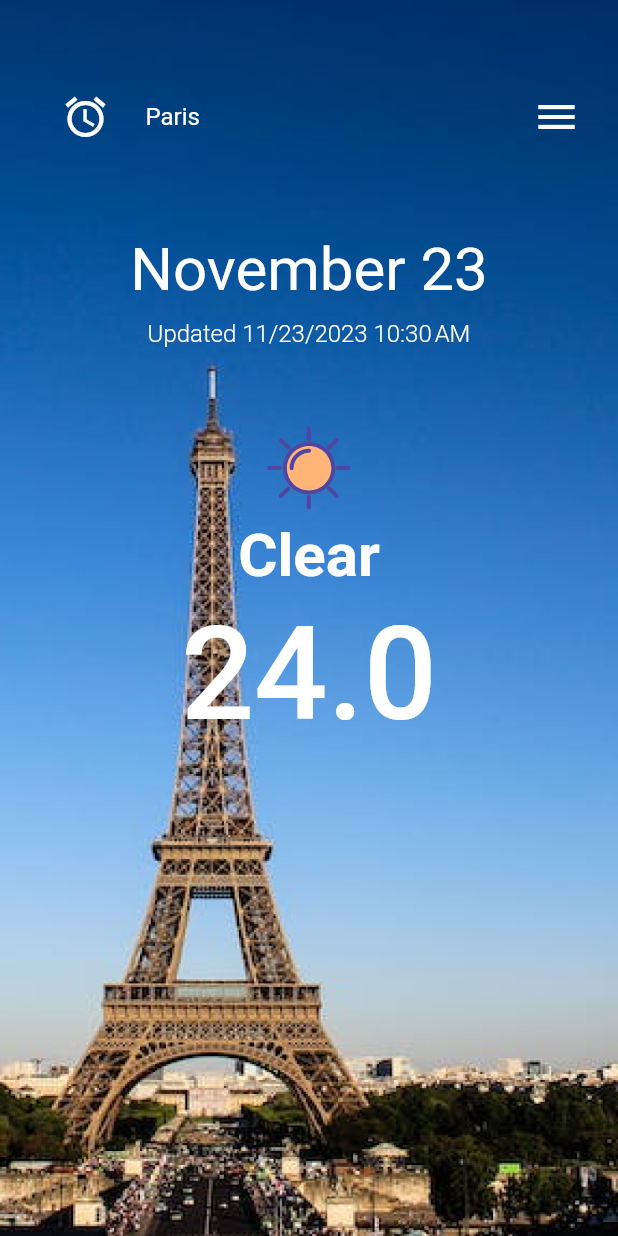
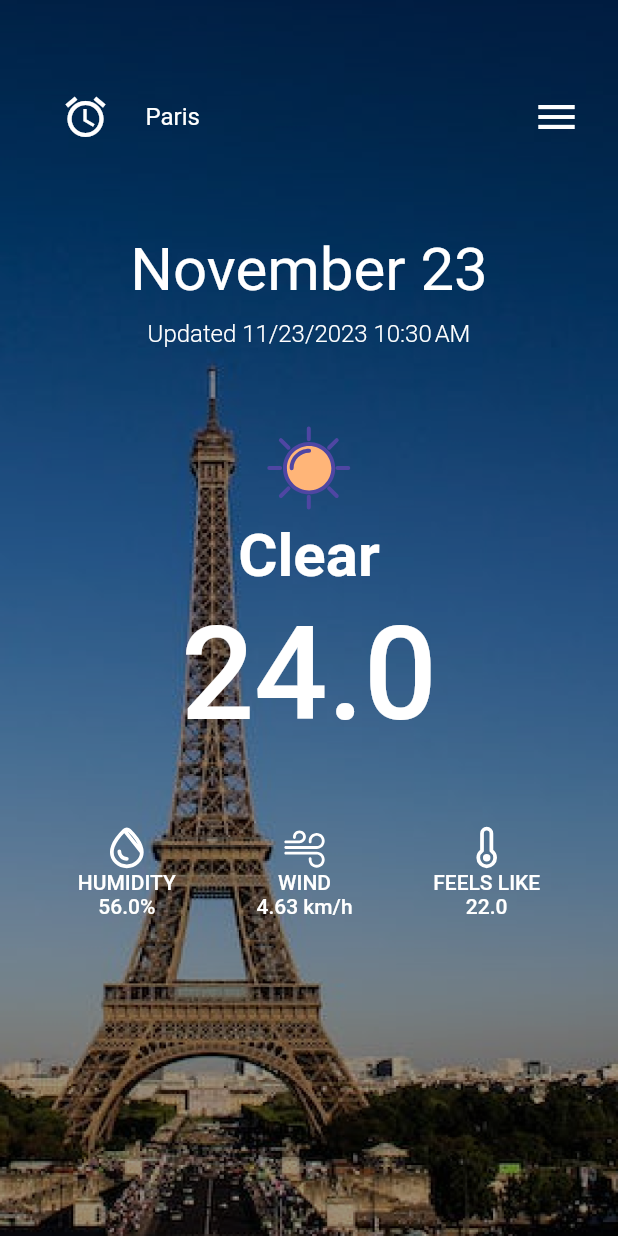
Before and after one commit to romannjoroge/heyflutterweatherapp, a Flutter app: the screen it shows after launch, on a phone screen of 412 x 824 dp. Run offline on Flutter 3.47's test engine with Material 2 defaults, Android fonts, the phone set to English and light mode, and no system bars; our stand-ins replace flutter_svg.

Commit message:
adding tint to home page and testing result with different cities

```diff
--- a/lib/screens/home/home.dart
+++ b/lib/screens/home/home.dart
@@ -4,13 +4,12 @@ import 'package:hey_flutter_weather_app/helpers/weather_conditions.dart';
 import 'package:hey_flutter_weather_app/screens/home/widgets/date_and_last_updated.dart';
 import 'package:hey_flutter_weather_app/screens/home/widgets/location_name_and_dropdown.dart';
 import 'package:hey_flutter_weather_app/screens/home/widgets/weather_description.dart';
+import 'package:hey_flutter_weather_app/screens/home/widgets/weather_statistics.dart';
 
 class Home extends StatelessWidget {
   final City selectedCity;
 
-  const Home({
-    required this.selectedCity,
-    super.key});
+  const Home({required this.selectedCity, super.key});
 
   @override
   Widget build(BuildContext context) {
@@ -20,11 +19,14 @@ class Home extends StatelessWidget {
     return Stack(
       children: [
         // Image of City
-        Image.asset(
-            getImage(City.paris),
+        ColorFiltered(
+          colorFilter: const ColorFilter.mode(Colors.grey, BlendMode.modulate),
+          child: Image.asset(
+            getImage(selectedCity),
             width: screenWidth,
             height: screenHeight,
-            fit: BoxFit.fill
+            fit: BoxFit.fill,
+          ),
         ),
         // Name of city
         Positioned(
@@ -32,21 +34,24 @@ class Home extends StatelessWidget {
           child: Padding(
               padding: const EdgeInsets.symmetric(horizontal: 25.0),
               child: SizedBox(
-              height: screenHeight * 9 / 10,
                 child: Column(
                   mainAxisSize: MainAxisSize.min,
                   children: [
-                  LocationAndDropDown(locationName: getCityName(selectedCity)),
+                    LocationAndDropDown(
+                        locationName: getCityName(selectedCity)),
                     const SizedBox(height: 50),
-                  CurrentDateAndLastUpdated(lastUpdated: DateTime.now(),),
+                    CurrentDateAndLastUpdated(
+                      lastUpdated: DateTime.now(),
+                    ),
                     const SizedBox(height: 50),
-                  const WeatherConditionWidget(condition: WeatherCondition.clear, temperature: 24.0),
+                    const WeatherConditionWidget(
+                        condition: WeatherCondition.clear, temperature: 24.0),
                     const SizedBox(height: 50),
-
+                    const WeatherStatisticsWidget(
+                        humidity: 56, wind: 4.63, temp: 22),
                   ],
                 ),
-            )
-          ),
+              )),
         )
       ],
     );
--- a/lib/screens/home/widgets/weather_statistics.dart
+++ b/lib/screens/home/widgets/weather_statistics.dart
@@ -0,0 +1,74 @@
+import 'package:flutter/material.dart';
+import 'package:flutter_svg/flutter_svg.dart';
+
+class WeatherStatisticsWidget extends StatelessWidget {
+  final double humidity;
+  final double wind;
+  final double temp;
+
+  const WeatherStatisticsWidget({
+    required this.humidity,
+    required this.wind,
+    required this.temp,
+    super.key});
+
+  @override
+  Widget build(BuildContext context) {
+    return SizedBox(
+      width: MediaQuery.of(context).size.width - 50,
+      child: Row(
+        mainAxisAlignment: MainAxisAlignment.spaceAround,
+        children: [
+          IndividualWeatherStatistic(statistic: "$humidity%", svgLocation: "assets/svgs/humidity-svgrepo-com.svg", weatherStatisticType: "HUMIDITY"),
+          IndividualWeatherStatistic(statistic: "$wind km/h", svgLocation: "assets/svgs/wind-svgrepo-com.svg", weatherStatisticType: "WIND"),
+          IndividualWeatherStatistic(statistic: "$temp", svgLocation: "assets/svgs/thermometer-02-svgrepo-com.svg", weatherStatisticType: "FEELS LIKE"),
+        ],
+      ),
+    );
+  }
+}
+
+// Displays the column that shows either the humidity, wind or temp
+class IndividualWeatherStatistic extends StatelessWidget {
+  final String svgLocation;
+  final String weatherStatisticType;
+  final String statistic;
+
+  const IndividualWeatherStatistic({
+    required this.statistic,
+    required this.svgLocation,
+    required this.weatherStatisticType,
+    super.key});
+
+  @override
+  Widget build(BuildContext context) {
+    return Column(
+      mainAxisAlignment: MainAxisAlignment.center,
+      mainAxisSize: MainAxisSize.min,
+      children: [
+        SvgPicture.asset(
+          svgLocation,
+          colorFilter: const ColorFilter.mode(Colors.white, BlendMode.srcIn),
+          width: 30,
+          height: 30,
+        ),
+        Text(
+          weatherStatisticType,
+          style: const TextStyle(
+            color: Colors.white,
+            fontWeight: FontWeight.w500,
+            fontSize: 14
+          ),
+        ),
+        Text(
+          statistic,
+          style: const TextStyle(
+            color: Colors.white,
+            fontSize: 14,
+            fontWeight: FontWeight.w500
+          ),
+        )
+      ],
+    );
+  }
+}
```
Lines whose indentation alone changed are shown as unchanged.
